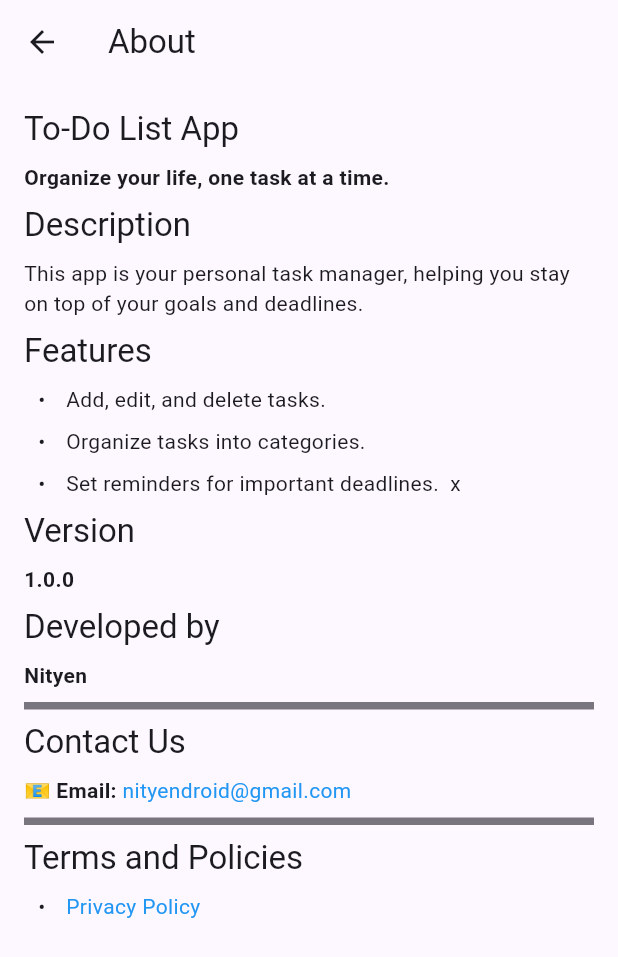
After one commit to NityenHembram/To-do-list, a Flutter app: the AboutScreen screen opened directly, on a phone screen of 412 x 824 dp. The commit adds this screen. Shown: the top 957 px of the screen. Run offline on Flutter 3.47's test engine with Material 3 defaults, Android fonts, the phone set to English and light mode, and no system bars; our stand-ins replace animated_splash_screen, drift, flutter_markdown, flutter_svg, shared_preferences; accounts and stored records are empty; generated files the repository leaves out were written again; statements that could not run were skipped.

Commit message:
about added

```diff
--- a/lib/Utility/utils.dart
+++ b/lib/Utility/utils.dart
@@ -32,8 +32,8 @@ class Utils {
             ElevatedButton(
               onPressed: () {
                 if (_taskController.text.trim().isNotEmpty) {
-                  if (item == null) {
-                    database.updateTaskList(item!.id, TasksListCompanion(
+                  if (item != null) {
+                    database.updateTaskList(item.id, TasksListCompanion(
                       taskList: drift.Value(_taskController.text.trim()),
                     ));
                   } else {
--- /dev/null
+++ b/lib/screens/about_screen.dart
@@ -0,0 +1,54 @@
+import 'package:flutter/material.dart';
+import 'package:flutter_markdown/flutter_markdown.dart';
+
+class AboutScreen extends StatelessWidget {
+  AboutScreen({super.key});
+
+  var text = '''##  To-Do List App
+**Organize your life, one task at a time.**
+
+
+## Description
+This app is your personal task manager, helping you stay on top of your goals and deadlines.
+
+
+
+## Features
+- Add, edit, and delete tasks.
+- Organize tasks into categories.
+- Set reminders for important deadlines.  x
+
+
+## Version
+**1.0.0**
+
+
+
+## Developed by
+**Nityen**
+
+
+---
+
+## Contact Us
+📧 **Email:** [nityendroid@gmail.com](mailto:nityendroid@gmai)
+
+---
+
+## Terms and Policies
+
+- [Privacy Policy](https://yourwebsite.com/privacy)
+''';
+
+  @override
+  Widget build(BuildContext context) {
+    return Scaffold(
+      appBar: AppBar(
+        title: Text("About"),
+      ),
+      body: Container(
+        child: Markdown(data: text),
+      ),
+    );
+  }
+}
--- a/pubspec.yaml
+++ b/pubspec.yaml
@@ -45,6 +45,7 @@ dependencies:
   dropdown_button2: ^2.3.9
   shared_preferences: ^2.3.5
   flutter_svg: ^2.0.17
+  flutter_markdown: ^0.7.5
 
 
 
@@ -66,6 +67,7 @@ dev_dependencies:
   flutter_lints: ^5.0.0
   build_runner: ^2.4.13
   drift_dev: ^2.23.1
+
 
 
 # For information on the generic Dart part of this file, see the
```
Also changed, not shown: lib/screens/homepage.dart (+7 -12 lines), pubspec.lock, 2 other files.
